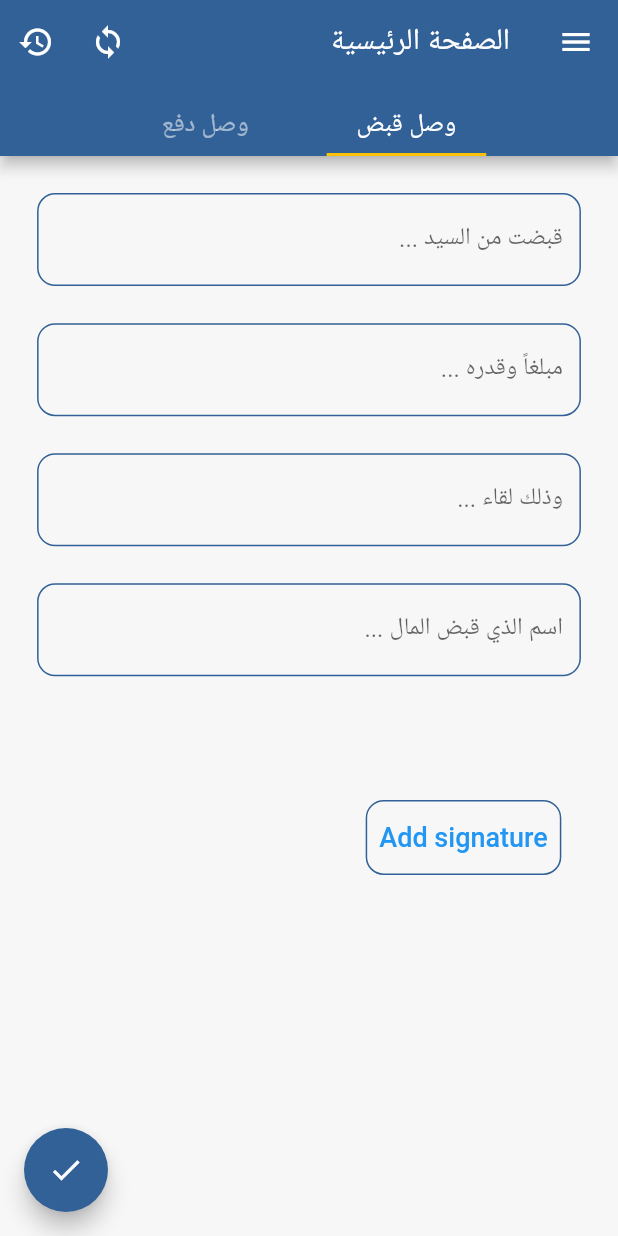
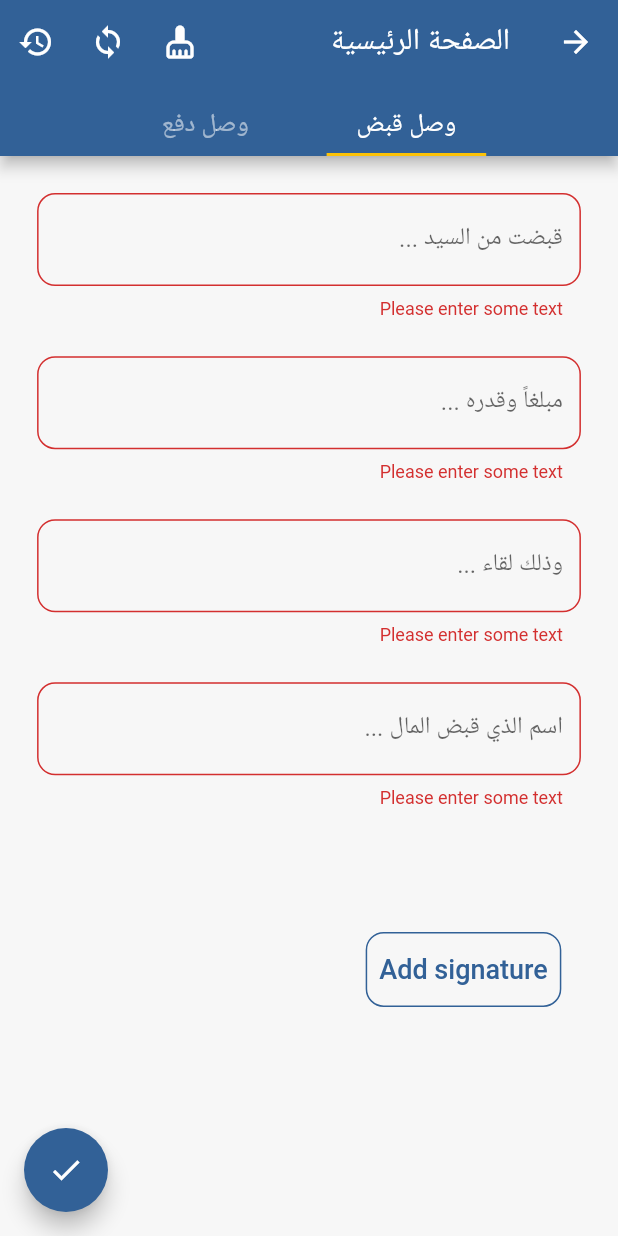
Before and after one commit to ahmad-abotrab/fatora, a Flutter app: the screen it shows after launch, after a tap on the "done" icon, on a phone screen of 412 x 824 dp. Run offline on Flutter 3.47's test engine with Material 2 defaults, Android fonts, the phone set to English and light mode, and no system bars; our stand-ins replace flutter_spinkit, get, open_file, pdf; Roboto replaces fonts that are missing (Forum-Regular, Fourm).

```diff
--- /dev/null
+++ b/lib/src/logic/form_validation-control.dart
@@ -0,0 +1,14 @@
+import 'package:flutter/material.dart';
+import 'package:get/get.dart';
+
+class FormValidationController extends GetxController{
+  late  var formStateCatch = GlobalKey<FormState>();
+  late  var  formStatePayment = GlobalKey<FormState>();
+  @override
+  void onInit() {
+    formStateCatch = GlobalKey<FormState>();
+    formStatePayment = GlobalKey<FormState>();
+    super.onInit();
+  }
+
+}
--- a/lib/src/views/pages/catch_page.dart
+++ b/lib/src/views/pages/catch_page.dart
@@ -1,5 +1,8 @@
 import 'package:fatora/src/Constant/color_app.dart';
 import 'package:flutter/material.dart';
+import 'package:get/get.dart';
+import '../../data/server/api_pdf.dart';
+import '../../logic/form_validation-control.dart';
 import '../widgets/abstrach_receipt.dart';
 
 // ignore: must_be_immutable
@@ -11,12 +14,21 @@ class CatchPage extends StatefulWidget {
 }
 
 class _CatchPageState extends State<CatchPage> {
+  var controllerValidation = Get.put(FormValidationController(), permanent: true);
   @override
   Widget build(BuildContext context) {
-    return Column(
+    return SingleChildScrollView(
+      child: Column(
         children: [
-        const AbstrachReceipt(),
-        Padding(
+          Form(key:controllerValidation.formStateCatch, child: const AbstrachReceipt(),),
+          submissionButton(),
+        ],
+      ),
+    );
+  }
+
+  submissionButton (){
+    return Padding(
       padding: EdgeInsets.only(
         top: MediaQuery.of(context).size.height * 0.1,
         left: MediaQuery.of(context).size.width * 0.5,
@@ -30,15 +42,20 @@ class _CatchPageState extends State<CatchPage> {
           borderRadius: BorderRadius.circular(12),
         ),
         child: TextButton(
-              onPressed: () {},
+          onPressed: onPressed,
           child: const Text(
             'Add signature',
-                style: TextStyle(fontSize: 18),
+            style: TextStyle(
+              fontSize: 18,
+              fontFamily: 'Forum-Regular',
+              color: ColorApp.primaryColor,
             ),
           ),
         ),
       ),
-      ],
     );
   }
+  onPressed(){
+
   }
+}
--- a/lib/src/views/pages/home.dart
+++ b/lib/src/views/pages/home.dart
@@ -1,9 +1,16 @@
+import 'dart:io';
+
 import 'package:fatora/src/Constant/color_app.dart';
+import 'package:fatora/src/data/server/pdf_opened.dart';
 import 'package:flutter/gestures.dart';
 import 'package:flutter/material.dart';
+import '../../data/server/api_pdf.dart';
+import '../../logic/data_for_catch.dart';
+import '../../logic/form_validation-control.dart';
 import '../widgets/drawer.dart';
 import 'catch_page.dart';
 import 'payment_page.dart';
+import 'package:get/get.dart';
 
 class HomePage extends StatefulWidget {
   const HomePage({Key? key}) : super(key: key);
@@ -14,7 +21,8 @@ class HomePage extends StatefulWidget {
 
 class _HomePageState extends State<HomePage>
     with SingleTickerProviderStateMixin {
-  int selectedTabIndex = 0;
+  var changeSelectedTab = Get.put(DataForCatch(), permanent: true);
+  var controllerValidation = Get.put(FormValidationController(), permanent: true);
   TabController? tabController;
   bool? isSelected;
   Color? selectedTabColor;
@@ -26,9 +34,7 @@ class _HomePageState extends State<HomePage>
     tabController = TabController(length: 2, vsync: this, initialIndex: 0)
       ..addListener(
         () {
-          setState(() {
-            selectedTabIndex = tabController!.index;
-          });
+          changeSelectedTab.changeSelectedTab(tabController!.index);
         },
       );
     super.initState();
@@ -39,9 +45,7 @@ class _HomePageState extends State<HomePage>
     tabController = TabController(length: 2, vsync: this, initialIndex: 0)
       ..addListener(
         () {
-          setState(() {
-            selectedTabIndex = tabController!.index;
-          });
+          changeSelectedTab.changeSelectedTab(tabController!.index);
         },
       );
     super.didUpdateWidget(oldWidget);
@@ -61,15 +65,18 @@ class _HomePageState extends State<HomePage>
         extendBodyBehindAppBar: true,
         backgroundColor: Theme.of(context).backgroundColor,
         appBar: appBar(context),
-        body: TabBarView(
+        body: GetBuilder<DataForCatch>(
+            init: DataForCatch(),
+            builder: (controller) {
+              return TabBarView(
                 controller: tabController!,
                 dragStartBehavior: DragStartBehavior.start,
                 children: const [
                   CatchPage(),
                   PaymentPage(),
                 ],
-        ),
-        drawer: const DrawerApp(),
+              );
+            }),
         floatingActionButton: FloatingActionButton(
           backgroundColor: ColorApp.primaryColor,
           onPressed: onPressedFloatingButton,
@@ -79,12 +86,35 @@ class _HomePageState extends State<HomePage>
     );
   }
 
-  onPressedFloatingButton(){
-    if (tabController!.index == 0){
+  onPressedFloatingButton() async{
+    String fileName = '';
+    List<String> data = [];
+    int id = 0;
 
-    }else{
+    String imageSignature = 'assets/images/signature.png';
+    if (tabController!.index == 0) {
+      fileName = 'catch{$id}.pdf';
+      if (controllerValidation.formStateCatch.currentState!.validate()) {
+        final pdfFile  = await abstractTaskInSubmissionProcess(fileName, data, imageSignature, id);
+        PDFOpened.openFile(pdfFile);
+      }
+    } else {
+      if (controllerValidation.formStatePayment.currentState!.validate()) {
+        fileName = 'payment{$id}.pdf';
+        final pdfFile  = await abstractTaskInSubmissionProcess(fileName, data, imageSignature, id);
+        PDFOpened.openFile(pdfFile);
+      }
+    }
 
   }
+
+  abstractTaskInSubmissionProcess(fileName, data, imageSignature, id) async{
+    data.add(changeSelectedTab.whoIsPay!.text);
+    data.add(changeSelectedTab.whoIsTake!.text);
+    data.add(changeSelectedTab.price!.text.toString());
+    data.add(changeSelectedTab.causeOfPayment!.text);
+
+    return await ApiPdf.generate(fileName, data, imageSignature, id);
   }
 
   AppBar appBar(BuildContext context) {
@@ -94,8 +124,16 @@ class _HomePageState extends State<HomePage>
         "الصفحة الرئيسية",
         style: TextStyle(fontFamily: 'Forum'),
       ),
-      // automaticallyImplyLeading: false,
+      leading: null,
       actions: [
+        IconButton(
+          // splashRadius: ,
+          onPressed: () {
+            changeSelectedTab.reinitialize();
+          },
+          icon: const Icon(Icons.cleaning_services_rounded),
+          tooltip: 'تهيئة',
+        ),
         IconButton(
           onPressed: () {},
           icon: const Icon(Icons.sync_outlined),
@@ -117,7 +155,7 @@ class _HomePageState extends State<HomePage>
         indicatorWeight: 2,
         labelColor: ColorApp.primaryColor,
         automaticIndicatorColorAdjustment: false,
-        tabs: buildTabs(selectedTabIndex, context),
+        tabs: buildTabs(changeSelectedTab.selectedTabIndex, context),
       ),
     );
   }
@@ -132,7 +170,9 @@ class _HomePageState extends State<HomePage>
           child: Text(
             'وصل قبض',
             style: TextStyle(
-              color: selectedTabIndex == 0 ? Colors.white : Colors.white54,
+              color: changeSelectedTab.selectedTabIndex == 0
+                  ? Colors.white
+                  : Colors.white54,
               fontFamily: 'Fourm',
               fontSize: 17,
             ),
@@ -148,7 +188,9 @@ class _HomePageState extends State<HomePage>
           child: Text(
             'وصل دفع',
             style: TextStyle(
-              color: selectedTabIndex == 1 ? Colors.white : Colors.white54,
+              color: changeSelectedTab.selectedTabIndex == 1
+                  ? Colors.white
+                  : Colors.white54,
               fontFamily: 'Fourm',
               fontSize: 17,
             ),
--- a/lib/src/views/widgets/abstrach_receipt.dart
+++ b/lib/src/views/widgets/abstrach_receipt.dart
@@ -17,8 +17,7 @@ class _AbstrachReceiptState extends State<AbstrachReceipt> {
     return SafeArea(
       child: SingleChildScrollView(
         child: Center(
-          child: Form(
-            child: GetBuilder<DataForCatch>(
+          child: GetBuilder<DataForCatch>(
               init: DataForCatch(),
               builder: (_) => Column(
                 children: [
@@ -26,6 +25,7 @@ class _AbstrachReceiptState extends State<AbstrachReceipt> {
                     height: MediaQuery.of(context).size.height * 0.03,
                   ),
                   FieldData(
+                    isNumber:false,
                     controller: fieldsTest.whoIsPay,
                     labelText: 'قبضت من السيد ...',
                     hintText: 'قبضت من السيد ...',
@@ -34,6 +34,7 @@ class _AbstrachReceiptState extends State<AbstrachReceipt> {
                     height: MediaQuery.of(context).size.height * 0.03,
                   ),
                   FieldData(
+                    isNumber:true,
                     controller: fieldsTest.price,
                     labelText: 'مبلغاً وقدره ...',
                     hintText: 'مبلغاً وقدره ...',
@@ -42,6 +43,7 @@ class _AbstrachReceiptState extends State<AbstrachReceipt> {
                     height: MediaQuery.of(context).size.height * 0.03,
                   ),
                   FieldData(
+                    isNumber:false,
                     controller: fieldsTest.causeOfPayment,
                     labelText: 'وذلك لقاء ...',
                     hintText: 'وذلك لقاء ...',
@@ -50,6 +52,7 @@ class _AbstrachReceiptState extends State<AbstrachReceipt> {
                     height: MediaQuery.of(context).size.height * 0.03,
                   ),
                   FieldData(
+                    isNumber:false,
                     controller: fieldsTest.whoIsTake,
                     labelText: 'اسم الذي قبض المال ...',
                     hintText: 'اسم الذي قبض المال ...',
@@ -59,7 +62,7 @@ class _AbstrachReceiptState extends State<AbstrachReceipt> {
             ),
           ),
         ),
-      ),
+
     );
   }
 }
--- a/lib/src/views/widgets/field_data.dart
+++ b/lib/src/views/widgets/field_data.dart
@@ -1,4 +1,5 @@
 import 'package:flutter/material.dart';
+import 'package:flutter/services.dart';
 
 class FieldData extends StatelessWidget {
   const FieldData({
@@ -6,11 +7,13 @@ class FieldData extends StatelessWidget {
     required this.controller,
     required this.labelText,
     required this.hintText,
+    required this.isNumber,
   }) : super(key: key);
 
   final TextEditingController? controller;
   final String? labelText;
   final String? hintText;
+  final bool isNumber;
 
   @override
   Widget build(BuildContext context) {
@@ -18,15 +21,19 @@ class FieldData extends StatelessWidget {
       padding: EdgeInsets.symmetric(
           horizontal: MediaQuery.of(context).size.width * 0.06),
       child: TextFormField(
+        validator: (value) {
+          if (value == null || value.isEmpty) {
+            return 'Please enter some text';
+          }
+          return null;
+        },
         controller: controller,
-        keyboardType: TextInputType.number,
+        keyboardType: isNumber ? TextInputType.number : TextInputType.text,
         decoration: InputDecoration(
           // prefixIcon: Icon(Icons.coins),
           labelText: labelText,
           hintText: hintText,
-          // helperText: 'المبلغ',
-          // isDense: true,
-          // isCollapsed: true,
+
           focusColor: Theme.of(context).primaryColor,
           fillColor: Theme.of(context).primaryColor,
           hoverColor: Theme.of(context).primaryColor,
```
Also changed, not shown: assets/fonts/Tajawal/OFL.txt (added, +93 -0 lines), lib/src/data/server/api_pdf.dart (+60 -27 lines), lib/src/logic/data_for_catch.dart (+15 -0 lines), lib/src/views/pages/payment_page.dart (+12 -2 lines), pubspec.yaml (+6 -7 lines), assets/fonts/Tajawal/Tajawal-Black.ttf (added), assets/fonts/Tajawal/Tajawal-Bold.ttf (added), assets/fonts/Tajawal/Tajawal-ExtraBold.ttf (added), assets/fonts/Tajawal/Tajawal-ExtraLight.ttf (added), assets/fonts/Tajawal/Tajawal-Light.ttf (added), assets/fonts/Tajawal/Tajawal-Medium.ttf (added), assets/fonts/Tajawal/Tajawal-Regular.ttf (added), pubspec.lock, 2 other files. Lines whose indentation alone changed are shown as unchanged.
